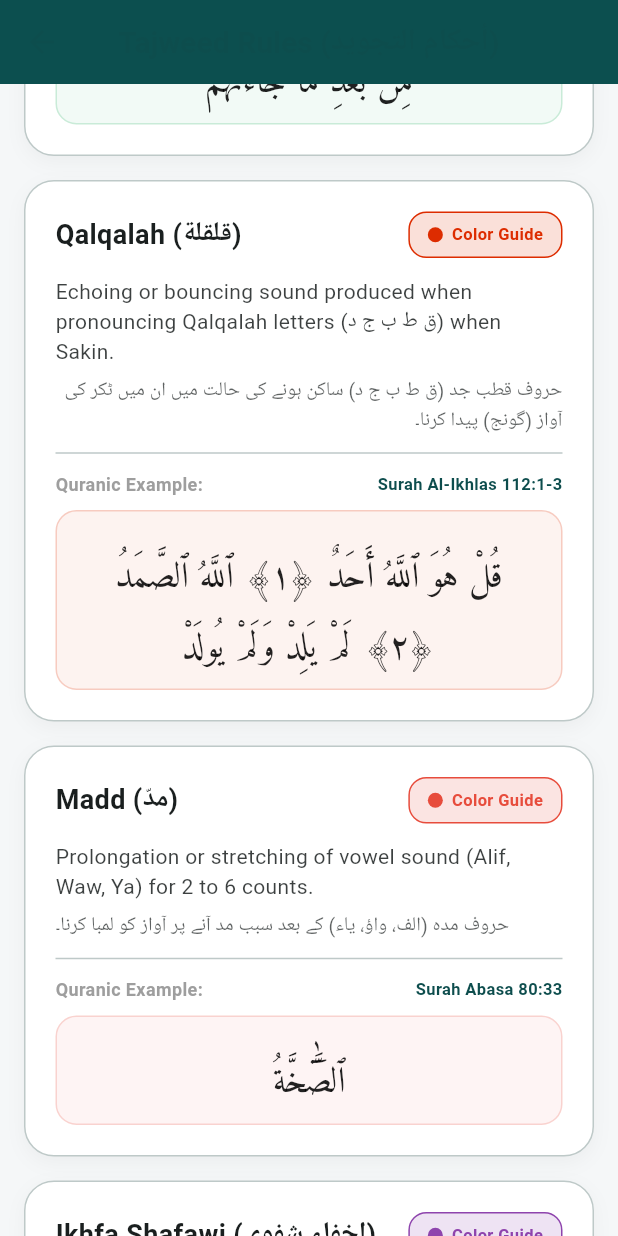
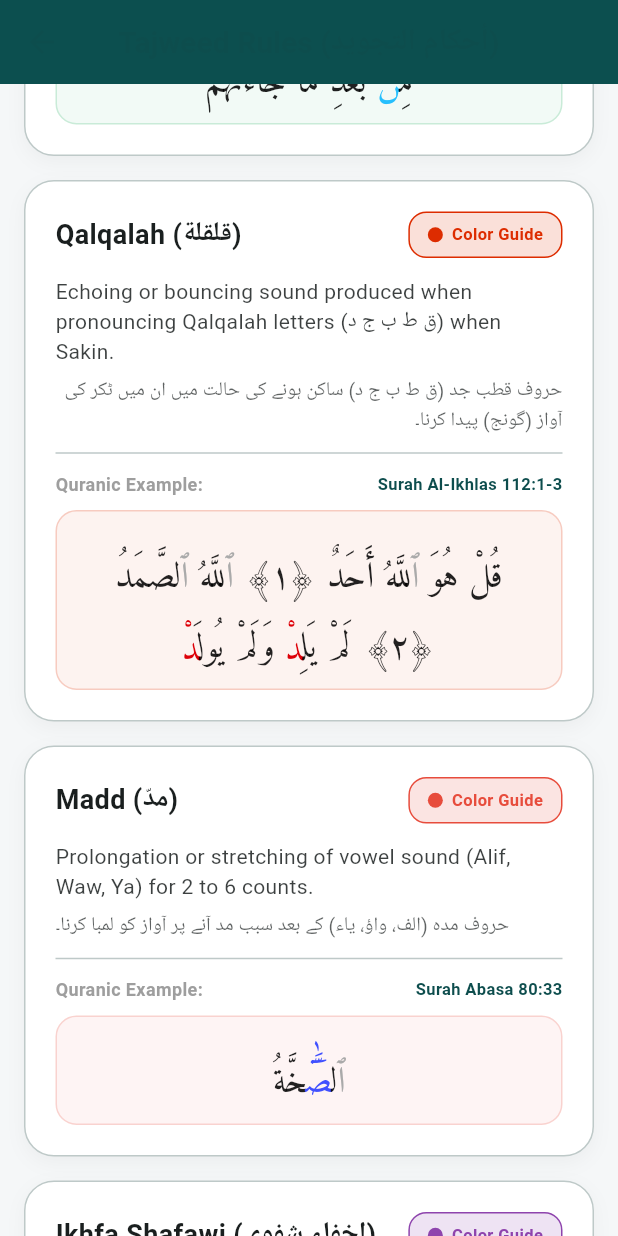
Before and after one commit to talibafridi97-source/Quran-Tajweed-app, a Flutter app: the TajweedRulesScreen screen opened by its route, scrolled down 1152 dp, on a phone screen of 412 x 824 dp. Run offline on Flutter 3.47's test engine with Material 3 defaults, Android fonts, the phone set to English and light mode, and no system bars; our stand-ins replace flutter_compass, flutter_spinkit, geolocator, google_fonts, just_audio, share_plus and 2 more; accounts and stored records are empty; network calls fail.

Commit message:
Refactor: Optimized Tajweed parsing logic and API service data handling, updated comprehensive tests

```diff
--- a/lib/core/utils/tajweed_parser.dart
+++ b/lib/core/utils/tajweed_parser.dart
@@ -57,6 +57,106 @@ class TajweedParser {
         (codeUnit >= 0x08E3 && codeUnit <= 0x08FF);
   }
 
+  // Split authentic string into Grapheme Clusters
+  static List<String> toGraphemeClusters(String text) {
+    List<String> clusters = [];
+    StringBuffer current = StringBuffer();
+
+    for (int i = 0; i < text.length; i++) {
+      int cu = text.codeUnitAt(i);
+      if (isArabicCombiningMark(cu)) {
+        current.writeCharCode(cu);
+      } else {
+        if (current.isNotEmpty) {
+          clusters.add(current.toString());
+          current.clear();
+        }
+        current.writeCharCode(cu);
+      }
+    }
+    if (current.isNotEmpty) {
+      clusters.add(current.toString());
+    }
+    return clusters;
+  }
+
+  static List<InlineSpan> _parseCanonicalUthmani(
+    String text,
+    TextStyle style,
+    Color resolvedColor,
+    bool showTajweed,
+  ) {
+    if (!showTajweed) {
+      return [TextSpan(text: text, style: style)];
+    }
+
+    final clusters = toGraphemeClusters(text);
+    final List<Color> colors = List.filled(clusters.length, resolvedColor);
+
+    const qalqalahLetters = {'ق', 'ط', 'ب', 'ج', 'د'};
+
+    for (int i = 0; i < clusters.length; i++) {
+      final cluster = clusters[i];
+      if (cluster.isEmpty) continue;
+      final base = cluster[0];
+
+      // 1. Hamzatul Wasl: ٱ (U+0671)
+      if (base == '\u0671') {
+        colors[i] = _tajweedColors['h'] ?? resolvedColor;
+      }
+      // 2. Silent Letter: Letter with U+06DF (Small High Rounded Zero ۟) or U+06E0
+      else if (cluster.contains('\u06DF') || cluster.contains('\u06E0')) {
+        colors[i] = _tajweedColors['s'] ?? resolvedColor;
+      }
+      // 3. Ghunnah: Noon or Meem with Shadda (ّ U+0651)
+      else if ((base == 'ن' || base == 'م') && cluster.contains('\u0651')) {
+        colors[i] = _tajweedColors['n'] ?? resolvedColor;
+      }
+      // 4. Madd: Any letter containing Maddah (ٓ U+0653 or ۤ U+06E4)
+      else if (cluster.contains('\u0653') || cluster.contains('\u06E4')) {
+        colors[i] = _tajweedColors['o'] ?? resolvedColor;
+      }
+      // 5. Iqlab: Small Meem (ۢ U+06E2 or ۭ U+06ED)
+      else if (cluster.contains('\u06E2') || cluster.contains('\u06ED')) {
+        colors[i] = _tajweedColors['b'] ?? resolvedColor;
+      }
+      // 6. Qalqalah: Qaf, Taa, Baa, Jeem, Dal with Sukun (ْ U+0652 or ۡ U+06E1)
+      else if (qalqalahLetters.contains(base) &&
+          (cluster.contains('\u0652') || cluster.contains('\u06E1'))) {
+        colors[i] = _tajweedColors['q'] ?? resolvedColor;
+      }
+    }
+
+    // Merge consecutive clusters with same color into TextSpans
+    final List<InlineSpan> spans = [];
+    StringBuffer buffer = StringBuffer();
+    Color currentColor = colors.isNotEmpty ? colors[0] : resolvedColor;
+
+    for (int i = 0; i < clusters.length; i++) {
+      if (colors[i] == currentColor) {
+        buffer.write(clusters[i]);
+      } else {
+        if (buffer.isNotEmpty) {
+          spans.add(TextSpan(
+            text: buffer.toString(),
+            style: style.copyWith(color: currentColor),
+          ));
+          buffer.clear();
+        }
+        currentColor = colors[i];
+        buffer.write(clusters[i]);
+      }
+    }
+    if (buffer.isNotEmpty) {
+      spans.add(TextSpan(
+        text: buffer.toString(),
+        style: style.copyWith(color: currentColor),
+      ));
+    }
+
+    return spans;
+  }
+
   static List<InlineSpan> parse(
     String text, {
     double? fontSize,
@@ -79,6 +179,11 @@ class TajweedParser {
         height: 1.95,
         letterSpacing: 0.0,
       );
+    }
+
+    // If pure canonical Uthmani text (no tags present), parse via pure grapheme cluster engine
+    if (!text.contains('[')) {
+      return _parseCanonicalUthmani(text, getStyle(resolvedColor), resolvedColor, showTajweed);
     }
 
     if (!showTajweed) {
--- a/lib/services/api_service.dart
+++ b/lib/services/api_service.dart
@@ -34,7 +34,7 @@ class ApiService {
   }
 
   Future<List<Ayah>> getSurahTajweed(int surahNumber) async {
-    final cacheKey = 'surah_tajweed_v3_$surahNumber';
+    final cacheKey = 'surah_uthmani_v4_$surahNumber';
     final cached = _storageService.getCachedString(cacheKey);
     if (cached != null) {
       try {
@@ -43,18 +43,18 @@ class ApiService {
       } catch (_) {}
     }
 
-    final response = await _client.get(Uri.parse('$_baseUrl/surah/$surahNumber/quran-tajweed'));
+    final response = await _client.get(Uri.parse('$_baseUrl/surah/$surahNumber/quran-uthmani'));
     if (response.statusCode == 200) {
       final data = json.decode(response.body);
       final ayahsList = data['data']['ayahs'] as List;
       await _storageService.cacheString(cacheKey, json.encode(ayahsList));
       return ayahsList.map((a) => Ayah.fromJson(a)).toList();
     }
-    throw Exception('Unable to load Surah $surahNumber Tajweed content. Please check internet connection.');
+    throw Exception('Unable to load Surah $surahNumber content. Please check internet connection.');
   }
 
   Future<List<Ayah>> getJuzTajweed(int juzNumber) async {
-    final cacheKey = 'juz_tajweed_v3_$juzNumber';
+    final cacheKey = 'juz_uthmani_v4_$juzNumber';
     final cached = _storageService.getCachedString(cacheKey);
     if (cached != null) {
       try {
@@ -63,7 +63,7 @@ class ApiService {
       } catch (_) {}
     }
 
-    final response = await _client.get(Uri.parse('$_baseUrl/juz/$juzNumber/quran-tajweed'));
+    final response = await _client.get(Uri.parse('$_baseUrl/juz/$juzNumber/quran-uthmani'));
     if (response.statusCode == 200) {
       final data = json.decode(response.body);
       final ayahsList = data['data']['ayahs'] as List;
@@ -74,7 +74,7 @@ class ApiService {
   }
 
   Future<List<Ayah>> getPageTajweed(int pageNumber) async {
-    final cacheKey = 'page_tajweed_v3_$pageNumber';
+    final cacheKey = 'page_uthmani_v4_$pageNumber';
     final cached = _storageService.getCachedString(cacheKey);
     if (cached != null) {
       try {
@@ -83,7 +83,7 @@ class ApiService {
       } catch (_) {}
     }
 
-    final response = await _client.get(Uri.parse('$_baseUrl/page/$pageNumber/quran-tajweed'));
+    final response = await _client.get(Uri.parse('$_baseUrl/page/$pageNumber/quran-uthmani'));
     if (response.statusCode == 200) {
       final data = json.decode(response.body);
       final ayahsList = data['data']['ayahs'] as List;
```
Also changed, not shown: 1 other file.
